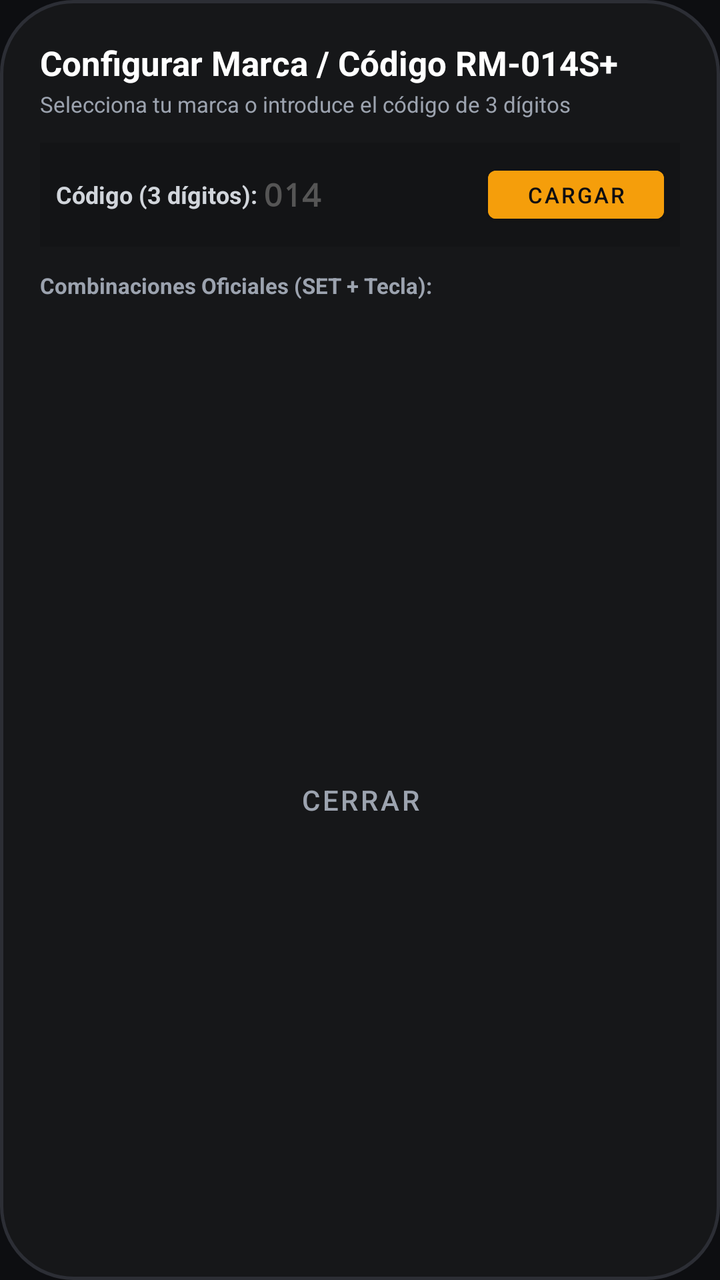
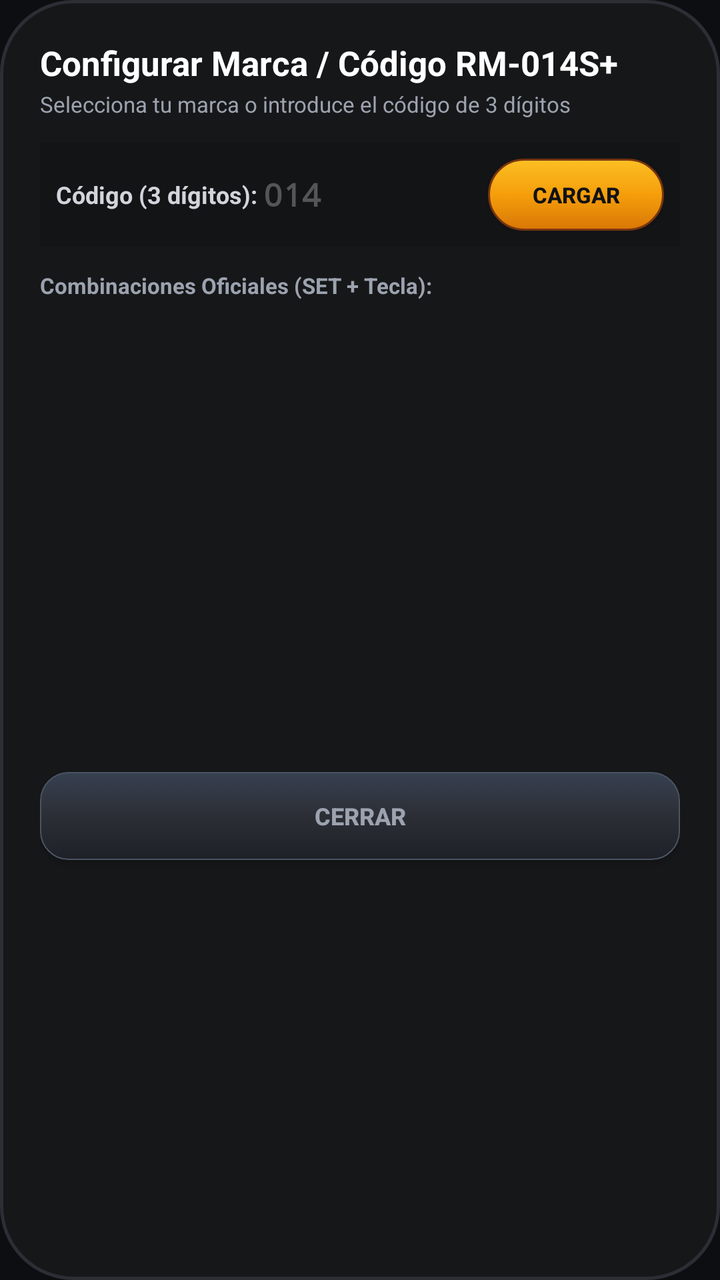

Screens rendered from an Android XML layout before and after an edit, with the pre-edit source and the edit as a unified diff.
<!-- AndroidManifest.xml: application theme Theme.RM014S -->
<!-- res/layout/dialog_brand_selector.xml -->
<?xml version="1.0" encoding="utf-8"?>
<LinearLayout xmlns:android="http://schemas.android.com/apk/res/android"
    android:layout_width="match_parent"
    android:layout_height="wrap_content"
    android:orientation="vertical"
    android:background="@drawable/bg_remote_chassis"
    android:padding="20dp">

    <TextView
        android:layout_width="wrap_content"
        android:layout_height="wrap_content"
        android:text="Configurar Marca / Código RM-014S+"
        android:textColor="@color/white"
        android:textSize="17sp"
        android:textStyle="bold" />

    <TextView
        android:layout_width="wrap_content"
        android:layout_height="wrap_content"
        android:layout_marginTop="2dp"
        android:text="Selecciona tu marca o introduce el código de 3 dígitos"
        android:textColor="#9CA3AF"
        android:textSize="11sp" />

    
    <LinearLayout
        android:layout_width="match_parent"
        android:layout_height="wrap_content"
        android:layout_marginTop="12dp"
        android:background="#131416"
        android:orientation="horizontal"
        android:gravity="center_vertical"
        android:padding="8dp">

        <TextView
            android:layout_width="wrap_content"
            android:layout_height="wrap_content"
            android:text="Código (3 dígitos): "
            android:textColor="#D1D5DB"
            android:textSize="12sp"
            android:textStyle="bold" />

        <EditText
            android:id="@+id/etCodeNumber"
            android:layout_width="0dp"
            android:layout_height="wrap_content"
            android:layout_weight="1"
            android:maxLength="3"
            android:inputType="number"
            android:fontFamily="monospace"
            android:textColor="@color/amber_accent"
            android:textSize="16sp"
            android:textStyle="bold"
            android:hint="014"
            android:textColorHint="#555"
            android:background="@null" />

        <Button
            android:id="@+id/btnApplyCode"
            android:layout_width="wrap_content"
            android:layout_height="36dp"
            android:text="Cargar"
            android:textSize="11sp"
            android:textColor="@color/black_bg"
            android:backgroundTint="@color/amber_accent" />
    </LinearLayout>

    <TextView
        android:layout_width="wrap_content"
        android:layout_height="wrap_content"
        android:layout_marginTop="12dp"
        android:text="Combinaciones Oficiales (SET + Tecla):"
        android:textColor="#9CA3AF"
        android:textSize="11sp"
        android:textStyle="bold" />

    <androidx.recyclerview.widget.RecyclerView
        android:id="@+id/rvBrands"
        android:layout_width="match_parent"
        android:layout_height="220dp"
        android:layout_marginTop="6dp" />

    <Button
        android:id="@+id/btnCloseBrandDialog"
        style="@style/Widget.MaterialComponents.Button.TextButton"
        android:layout_width="match_parent"
        android:layout_height="wrap_content"
        android:text="Cerrar"
        android:textColor="#9CA3AF" />

</LinearLayout>
<!-- resources referenced by this layout -->
<resources>
  <color name="amber_accent">#F59E0B</color>
  <color name="black_bg">#0D0E11</color>
  <color name="white">#FFFFFF</color>
  <!-- drawable bg_remote_chassis (drawable) -->
  <?xml version="1.0" encoding="utf-8"?>
  <shape xmlns:android="http://schemas.android.com/apk/res/android">
      <solid android:color="@color/remote_body" />
      <corners android:radius="36dp" />
      <stroke android:width="1.5dp" android:color="@color/remote_border" />
  </shape>
  <style name="Theme.RM014S" parent="Theme.MaterialComponents.DayNight.NoActionBar">
          <item name="colorPrimary">@color/amber_accent</item>
          <item name="android:statusBarColor">@color/black_bg</item>
          <item name="android:navigationBarColor">@color/black_bg</item>
          <item name="android:windowBackground">@color/black_bg</item>
      </style>
  <color name="remote_body">#161719</color>
  <color name="remote_border">#2C2E35</color>
</resources>

<!-- the commit's change to res/layout/dialog_brand_selector.xml (unified diff, before → after) -->
@@ -55,14 +55,17 @@
             android:textColorHint="#555"
             android:background="@null" />
 
-        <Button
+        <androidx.appcompat.widget.AppCompatButton
             android:id="@+id/btnApplyCode"
             android:layout_width="wrap_content"
             android:layout_height="36dp"
-            android:text="Cargar"
+            android:background="@drawable/btn_remote_pill_amber"
+            android:text="CARGAR"
             android:textSize="11sp"
-            android:textColor="@color/black_bg"
-            android:backgroundTint="@color/amber_accent" />
+            android:textStyle="bold"
+            android:textColor="#111215"
+            android:paddingStart="14dp"
+            android:paddingEnd="14dp" />
     </LinearLayout>
 
     <TextView
@@ -80,12 +83,15 @@
         android:layout_height="220dp"
         android:layout_marginTop="6dp" />
 
-    <Button
+    <androidx.appcompat.widget.AppCompatButton
         android:id="@+id/btnCloseBrandDialog"
-        style="@style/Widget.MaterialComponents.Button.TextButton"
         android:layout_width="match_parent"
-        android:layout_height="wrap_content"
-        android:text="Cerrar"
-        android:textColor="#9CA3AF" />
+        android:layout_height="44dp"
+        android:layout_marginTop="10dp"
+        android:background="@drawable/btn_remote_dark_pill"
+        android:text="CERRAR"
+        android:textColor="#9CA3AF"
+        android:textSize="12sp"
+        android:textStyle="bold" />
 
 </LinearLayout>
<!-- resource entries referenced after the edit -->
@@ -10,6 +10,50 @@
       <corners android:radius="36dp" />
       <stroke android:width="1.5dp" android:color="@color/remote_border" />
   </shape>
+  <!-- drawable btn_remote_dark_pill (drawable) -->
+  <?xml version="1.0" encoding="utf-8"?>
+  <selector xmlns:android="http://schemas.android.com/apk/res/android">
+      <item android:state_pressed="true">
+          <shape>
+              <solid android:color="#1F2937" />
+              <corners android:radius="14dp" />
+              <stroke android:width="1dp" android:color="#000000" />
+          </shape>
+      </item>
+      <item>
+          <shape>
+              <gradient
+                  android:angle="270"
+                  android:startColor="#374151"
+                  android:centerColor="#2C2E35"
+                  android:endColor="#1F2128" />
+              <corners android:radius="14dp" />
+              <stroke android:width="0.8dp" android:color="#4B5563" />
+          </shape>
+      </item>
+  </selector>
+  <!-- drawable btn_remote_pill_amber (drawable) -->
+  <?xml version="1.0" encoding="utf-8"?>
+  <selector xmlns:android="http://schemas.android.com/apk/res/android">
+      <item android:state_pressed="true">
+          <shape>
+              <solid android:color="#B45309" />
+              <corners android:radius="20dp" />
+              <stroke android:width="1dp" android:color="#000000" />
+          </shape>
+      </item>
+      <item>
+          <shape>
+              <gradient
+                  android:angle="270"
+                  android:startColor="#FBBF24"
+                  android:centerColor="#F59E0B"
+                  android:endColor="#D97706" />
+              <corners android:radius="20dp" />
+              <stroke android:width="1dp" android:color="#78350F" />
+          </shape>
+      </item>
+  </selector>
   <style name="Theme.RM014S" parent="Theme.MaterialComponents.DayNight.NoActionBar">
           <item name="colorPrimary">@color/amber_accent</item>
           <item name="android:statusBarColor">@color/black_bg</item>
